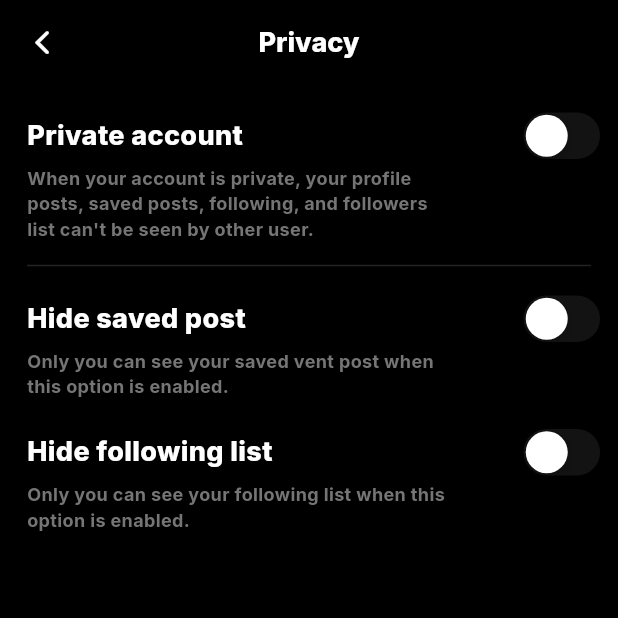
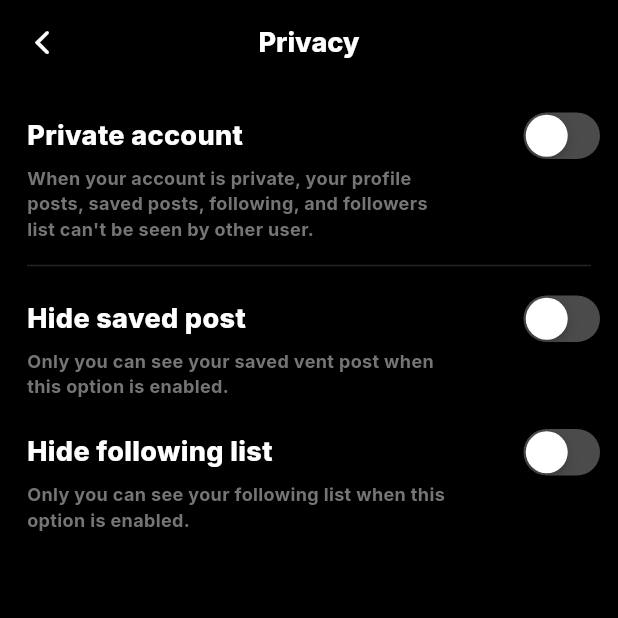
Before and after one commit to Tho100/revent, a Flutter app: the PrivacyPage screen opened directly, on a phone screen of 412 x 824 dp, the top half of it. Run offline on Flutter 3.47's test engine with Material 3 defaults, Android fonts, the phone set to English and light mode, and no system bars; our stand-ins replace flutter_cache_manager, flutter_dotenv, flutter_native_image, get_it, google_fonts; missing offline and left inert: dynamic_height_grid_view, image_picker_plus, mysql_client.

Commit message:
Redesigned privacy-page toggle switch

```diff
--- a/lib/pages/setttings/privacy_page.dart
+++ b/lib/pages/setttings/privacy_page.dart
@@ -76,6 +76,9 @@ class PrivacyPageState extends State<PrivacyPage> {
                       notifier.value = !isToggled;
                       onToggled();
                     },
+                    activeColor: ThemeColor.white,
+                    trackColor: ThemeColor.darkWhite,
+                    thumbColor: isToggled ? ThemeColor.black : ThemeColor.white,
                   );
                 }
               ),
```
